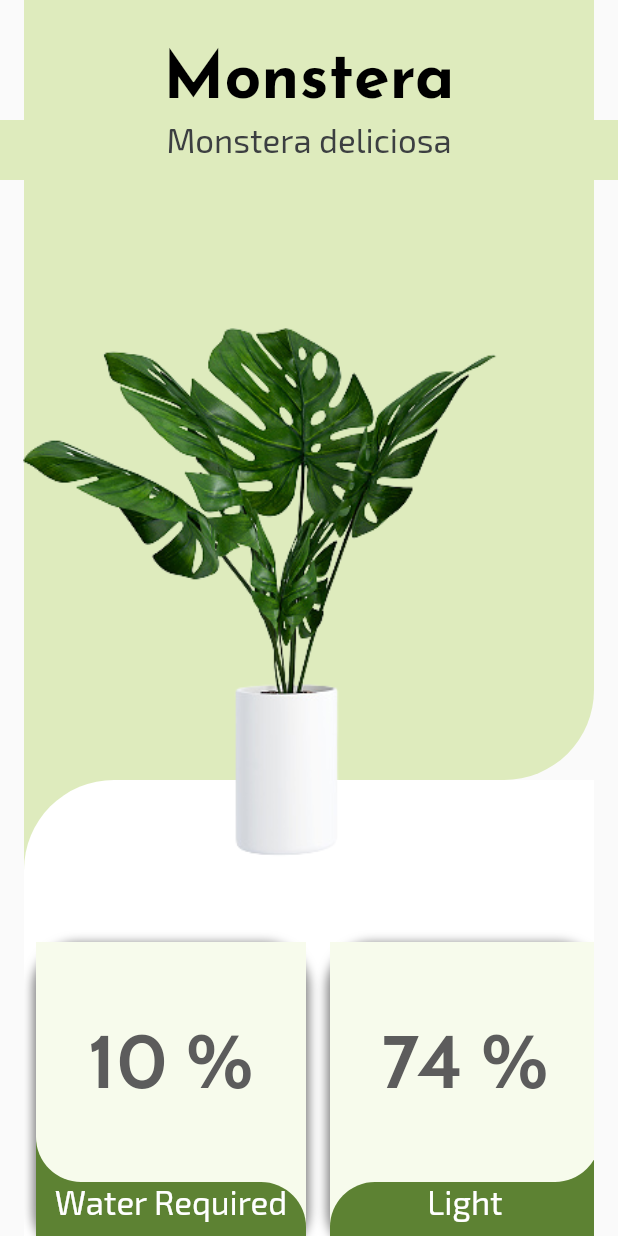
After one commit to iamendless10/floraX, a Flutter app: the PlantDetails screen opened directly, on a phone screen of 412 x 824 dp. The commit adds this screen. Run offline on Flutter 3.47's test engine with Material 2 defaults, Android fonts, the phone set to English and light mode, and no system bars; our stand-ins replace animated_text_kit, camera, flutter_spinkit, google_fonts, google_nav_bar, lottie; network calls fail.

Commit message:
plant details page

```diff
--- a/lib/beforetest.dart
+++ b/lib/beforetest.dart
@@ -1,6 +1,7 @@
 import 'package:flutter/cupertino.dart';
 import 'package:flutter/material.dart';
 import 'package:flutter_spinkit/flutter_spinkit.dart';
+import 'package:pp_template/plantdetails.dart';
 import 'package:pp_template/splash.dart';
 import 'package:lottie/lottie.dart';
 import 'package:pp_template/test.dart';
@@ -18,7 +19,7 @@ class _beforetestState extends State<beforetest> {
   void initState(){
     super.initState();
     Future.delayed(Duration(seconds: 3)).then((value){
-      Navigator.of(context).pushReplacement(CupertinoPageRoute(builder:(ctx) => const test(plant: 'banana')));
+      Navigator.of(context).pushReplacement(CupertinoPageRoute(builder:(ctx) => PlantDetails()));
     });
 
 
--- /dev/null
+++ b/lib/plantdetails.dart
@@ -0,0 +1,487 @@
+import 'package:flutter/material.dart';
+import 'package:google_fonts/google_fonts.dart';
+
+class PlantDetails extends StatelessWidget {
+  const PlantDetails({Key? key}) : super(key: key);
+
+  @override
+  Widget build(BuildContext context) {
+    return Scaffold(
+      body: SingleChildScrollView(
+        child: Stack(
+          children: <Widget>[
+            Column(
+              children: <Widget>[
+                Container(
+                  height: 30,
+                  width: 380,
+                  color: Color(0xFFDEEBBD),
+                ),
+                Container(
+                  height: 50,
+                  width: 380,
+                  // color: Color(0xFFDEEBBD),
+                  color: Color(0xFFDEEBBD),
+                  child: Column(
+                    mainAxisAlignment: MainAxisAlignment.center,
+                    crossAxisAlignment: CrossAxisAlignment.center,
+                    children: <Widget>[
+                      Text(
+                        'Monstera',
+                        textAlign: TextAlign.center,
+                        style: GoogleFonts.josefinSans(
+                          color: Color(0xFF000000),
+                          fontSize: 43,
+                          fontWeight: FontWeight.bold, // Add this line
+                        ),
+                      ),
+
+                    ],
+                  ),
+                ),
+                Container(
+                  height: 40,
+                  width: double.infinity,
+                  color: Color(0xFFDEEBBD),
+                  child: Column(
+                    children: [
+                      Text('Monstera deliciosa',textAlign: TextAlign.center,style: GoogleFonts.exo2(color: Color(0xFF3C3F41),fontSize: 22,),),
+                    ],
+                  ),
+                ),
+                Container(
+                  height: 400,
+                  width: 380,
+                  decoration: BoxDecoration(
+                    borderRadius: BorderRadius.only(
+                      bottomRight: Radius.circular(60),
+                    ),
+                    color: Color(0xFFDEEBBD),
+                  ),
+                ),
+                Container(
+                  decoration: BoxDecoration(
+                    color: Color(0xFFDEEBBD),
+                  ),
+                  child: Container(
+                    height: 100,
+                    width: 380,
+                    decoration: BoxDecoration(
+                      borderRadius: BorderRadius.only(
+                        topLeft: Radius.circular(60),
+                      ),
+                      color: Colors.white,
+                    ),
+                  ),
+                ),
+                Container(
+                  height: 220,
+                  width: 380,
+                  color: Colors.white,
+                  child: ListView(
+                    scrollDirection: Axis.horizontal,
+                    children: [
+                      Padding(
+                        padding: const EdgeInsets.all(8.0),
+                        child: Container(
+                          decoration: BoxDecoration(
+                              boxShadow: [
+                                BoxShadow(
+                                  color: Colors.black.withOpacity(0.5),
+                                  spreadRadius: 2,
+                                  blurRadius: 5,
+                                  offset: Offset(0, 3),
+                                ),
+                              ],
+                              color: Color(0xFFF7FBEC),
+                              borderRadius: BorderRadius.circular(30)),
+                          width: 180,
+                          height: 100,
+                          child: Column(
+                            mainAxisAlignment: MainAxisAlignment.center,
+                            crossAxisAlignment: CrossAxisAlignment.center,
+                            children: [
+                              Container(
+                                decoration: BoxDecoration(
+                                  color: Color(0xff5D8233),
+                                ),
+                                child: Container(
+                                  height: 160,
+                                  width: 180,
+                                  decoration: BoxDecoration(
+                                      borderRadius: BorderRadius.only(bottomLeft: Radius.circular(30)),
+                                      color: Color(0xFFF7FBEC)),
+                                  child: Center(
+                                      child: Text(
+                                    '10 %',
+                                    textAlign: TextAlign.center,
+                                    style: GoogleFonts.cabin(
+                                      color: Color(0xFF5C5C5C),
+                                      fontSize: 50,
+                                      fontWeight: FontWeight.bold,
+                                    ),
+                                  )),
+                                ),
+                              ),
+                              Container(
+                                decoration: BoxDecoration(
+                                  color: Color(0xFFF7FBEC),
+                                ),
+                                child: Container(
+                                  height: 44,
+                                  width: 370,
+                                  decoration: BoxDecoration(
+                                      borderRadius: BorderRadius.only(topRight: Radius.circular(30)),
+                                      color: Color(0xFF5D8233)),
+                                  child: Text('Water Required',textAlign: TextAlign.center,style: GoogleFonts.exo2(color: Color(0xFFFFFFFF),fontSize: 22,),),
+                                ),
+                              ),
+                            ],
+                          ),
+                        ),
+                      ),
+                      Padding(
+                        padding: const EdgeInsets.all(8.0),
+                        child: Container(
+                          decoration: BoxDecoration(
+                              boxShadow: [
+                                BoxShadow(
+                                  color: Colors.black.withOpacity(0.5),
+                                  spreadRadius: 2,
+                                  blurRadius: 5,
+                                  offset: Offset(0, 3),
+                                ),
+                              ],
+                              color: Color(0xFFF7FBEC),
+                              borderRadius: BorderRadius.circular(30)),
+                          width: 180,
+                          height: 100,
+                          child: Column(
+                            mainAxisAlignment: MainAxisAlignment.center,
+                            crossAxisAlignment: CrossAxisAlignment.center,
+                            children: [
+                              Container(
+                                decoration: BoxDecoration(
+                                  color: Color(0xff5D8233),
+                                ),
+                                child: Container(
+                                  height: 160,
+                                  width: 180,
+                                  decoration: BoxDecoration(
+                                      borderRadius: BorderRadius.only(bottomRight: Radius.circular(30)),
+                                      color: Color(0xFFF7FBEC)),
+                                  child: Center(
+                                      child: Text(
+                                        '74 %',
+                                        textAlign: TextAlign.center,
+                                        style: GoogleFonts.cabin(
+                                          color: Color(0xFF5C5C5C),
+                                          fontSize: 50,
+                                          fontWeight: FontWeight.bold,
+                                        ),
+                                      )),
+                                ),
+                              ),
+                              Container(
+                                decoration: BoxDecoration(
+                                  color: Color(0xFFF7FBEC),
+                                ),
+                                child: Container(
+                                  height: 44,
+                                  width: 370,
+                                  decoration: BoxDecoration(
+                                      borderRadius: BorderRadius.only(topLeft: Radius.circular(30)),
+                                      color: Color(0xFF5D8233)),
+                                  child: Text('Light',textAlign: TextAlign.center,style: GoogleFonts.exo2(color: Color(0xFFFFFFFF),fontSize: 22,),),
+                                ),
+                              ),
+                            ],
+                          ),
+                        ),
+                      ),
+                      Padding(
+                        padding: const EdgeInsets.all(8.0),
+                        child: Container(
+                          decoration: BoxDecoration(
+                              boxShadow: [
+                                BoxShadow(
+                                  color: Colors.black.withOpacity(0.5),
+                                  spreadRadius: 2,
+                                  blurRadius: 5,
+                                  offset: Offset(0, 3),
+                                ),
+                              ],
+                              color: Color(0xFFF7FBEC),
+                              borderRadius: BorderRadius.circular(30)),
+                          width: 180,
+                          height: 100,
+                          child: Column(
+                            mainAxisAlignment: MainAxisAlignment.center,
+                            crossAxisAlignment: CrossAxisAlignment.center,
+                            children: [
+                              Container(
+                                decoration: BoxDecoration(
+                                  color: Color(0xff5D8233),
+                                ),
+                                child: Container(
+                                  height: 160,
+                                  width: 180,
+                                  decoration: BoxDecoration(
+                                      borderRadius: BorderRadius.only(bottomLeft: Radius.circular(30)),
+                                      color: Color(0xFFF7FBEC)),
+                                  child: Center(
+                                      child: Text(
+                                        '34 .C',
+                                        textAlign: TextAlign.center,
+                                        style: GoogleFonts.cabin(
+                                          color: Color(0xFF5C5C5C),
+                                          fontSize: 50,
+                                          fontWeight: FontWeight.bold,
+                                        ),
+                                      )),
+                                ),
+                              ),
+                              Container(
+                                decoration: BoxDecoration(
+                                  color: Color(0xFFF7FBEC),
+                                ),
+                                child: Container(
+                                  height: 44,
+                                  width: 370,
+                                  decoration: BoxDecoration(
+                                      borderRadius: BorderRadius.only(topRight: Radius.circular(30)),
+                                      color: Color(0xFF5D8233)),
+                                  child: Text('Tempr.',textAlign: TextAlign.center,style: GoogleFonts.exo2(color: Color(0xFFFFFFFF),fontSize: 22,),),
+                                ),
+                              ),
+                            ],
+                          ),
+                        ),
+                      ),
+                      Padding(
+                        padding: const EdgeInsets.all(8.0),
+                        child: Container(
+                          decoration: BoxDecoration(
+                              boxShadow: [
+                                BoxShadow(
+                                  color: Colors.black.withOpacity(0.5),
+                                  spreadRadius: 2,
+                                  blurRadius: 5,
+                                  offset: Offset(0, 3),
+                                ),
+                              ],
+                              color: Color(0xFFF7FBEC),
+                              borderRadius: BorderRadius.circular(30)),
+                          width: 180,
+                          height: 100,
+                          child: Column(
+                            mainAxisAlignment: MainAxisAlignment.center,
+                            crossAxisAlignment: CrossAxisAlignment.center,
+                            children: [
+                              Container(
+                                decoration: BoxDecoration(
+                                  color: Color(0xff5D8233),
+                                ),
+                                child: Container(
+                                  height: 160,
+                                  width: 180,
+                                  decoration: BoxDecoration(
+                                      borderRadius: BorderRadius.only(bottomRight: Radius.circular(30)),
+                                      color: Color(0xFFF7FBEC)),
+                                  child: Center(
+                                      child: Text(
+                                        '19 %',
+                                        textAlign: TextAlign.center,
+                                        style: GoogleFonts.cabin(
+                                          color: Color(0xFF5C5C5C),
+                                          fontSize: 50,
+                                          fontWeight: FontWeight.bold,
+                                        ),
+                                      )),
+                                ),
+                              ),
+                              Container(
+                                decoration: BoxDecoration(
+                                  color: Color(0xFFF7FBEC),
+                                ),
+                                child: Container(
+                                  height: 44,
+                                  width: 370,
+                                  decoration: BoxDecoration(
+                                      borderRadius: BorderRadius.only(topLeft: Radius.circular(30)),
+                                      color: Color(0xFF5D8233)),
+                                  child: Text('Humidity',textAlign: TextAlign.center,style: GoogleFonts.exo2(color: Color(0xFFFFFFFF),fontSize: 22,),),
+                                ),
+                              ),
+                            ],
+                          ),
+                        ),
+                      ),
+                      Padding(
+                        padding: const EdgeInsets.all(8.0),
+                        child: Container(
+                          decoration: BoxDecoration(
+                              boxShadow: [
+                                BoxShadow(
+                                  color: Colors.black.withOpacity(0.5),
+                                  spreadRadius: 2,
+                                  blurRadius: 5,
+                                  offset: Offset(0, 3),
+                                ),
+                              ],
+                              color: Color(0xFFF7FBEC),
+                              borderRadius: BorderRadius.circular(30)),
+                          width: 180,
+                          height: 100,
+                          child: Column(
+                            mainAxisAlignment: MainAxisAlignment.center,
+                            crossAxisAlignment: CrossAxisAlignment.center,
+                            children: [
+                              Container(
+                                decoration: BoxDecoration(
+                                  color: Color(0xff5D8233),
+                                ),
+                                child: Container(
+                                  height: 160,
+                                  width: 180,
+                                  decoration: BoxDecoration(
+                                      borderRadius: BorderRadius.only(bottomLeft: Radius.circular(30)),
+                                      color: Color(0xFFF7FBEC)),
+                                  child: Center(
+                                      child: Text(
+                                        '12 %',
+                                        textAlign: TextAlign.center,
+                                        style: GoogleFonts.cabin(
+                                          color: Color(0xFF5C5C5C),
+                                          fontSize: 50,
+                                          fontWeight: FontWeight.bold,
+                                        ),
+                                      )),
+                                ),
+                              ),
+                              Container(
+                                decoration: BoxDecoration(
+                                  color: Color(0xFFF7FBEC),
+                                ),
+                                child: Container(
+                                  height: 44,
+                                  width: 370,
+                                  decoration: BoxDecoration(
+                                      borderRadius: BorderRadius.only(topRight: Radius.circular(30)),
+                                      color: Color(0xFF5D8233)),
+                                  child: Text('Fertilizer',textAlign: TextAlign.center,style: GoogleFonts.exo2(color: Color(0xFFFFFFFF),fontSize: 22,),),
+                                ),
+                              ),
+                            ],
+                          ),
+                        ),
+                      ),
+                      Padding(
+                        padding: const EdgeInsets.all(8.0),
+                        child: Container(
+                          decoration: BoxDecoration(
+                              boxShadow: [
+                                BoxShadow(
+                                  color: Colors.black.withOpacity(0.5),
+                                  spreadRadius: 2,
+                                  blurRadius: 5,
+                                  offset: Offset(0, 3),
+                                ),
+                              ],
+                              color: Color(0xFFF7FBEC),
+                              borderRadius: BorderRadius.circular(30)),
+                          width: 180,
+                          height: 100,
+                          child: Column(
+                            mainAxisAlignment: MainAxisAlignment.center,
+                            crossAxisAlignment: CrossAxisAlignment.center,
+                            children: [
+                              Container(
+                                decoration: BoxDecoration(
+                                  color: Color(0xff5D8233),
+                                ),
+                                child: Container(
+                                  height: 160,
+                                  width: 180,
+                                  decoration: BoxDecoration(
+                                      borderRadius: BorderRadius.only(bottomRight: Radius.circular(30)),
+                                      color: Color(0xFFF7FBEC)),
+                                  child: Center(
+                                      child: Text(
+                                        '2D Aprx.',
+                                        textAlign: TextAlign.center,
+                                        style: GoogleFonts.cabin(
+                                          color: Color(0xFF5C5C5C),
+                                          fontSize: 50,
+                                          fontWeight: FontWeight.bold,
+                                        ),
+                                      )),
+                                ),
+                              ),
+                              Container(
+                                decoration: BoxDecoration(
+                                  color: Color(0xFFF7FBEC),
+                                ),
+                                child: Container(
+                                  height: 44,
+                                  width: 370,
+                                  decoration: BoxDecoration(
+                                      borderRadius: BorderRadius.only(topLeft: Radius.circular(30)),
+                                      color: Color(0xFF5D8233)),
+                                  child: Text('Next Watering',textAlign: TextAlign.center,style: GoogleFonts.exo2(color: Color(0xFFFFFFFF),fontSize: 22,),),
+                                ),
+                              ),
+                            ],
+                          ),
+                        ),
+                      ),
+                      // Add more containers here
+                    ],
+                  ),
+                ),
+              ],
+            ),
+            Positioned(
+              top: 340 - 150,
+              left: 150 - 150,
+              child: Container(
+                height: 400,
+                width: 380,
+                decoration: BoxDecoration(
+                  color: Colors.transparent,
+                  image: DecorationImage(
+                    image: AssetImage('images/monstera.png'),
+                    fit: BoxFit.fill,
+                  ),
+                ),
+                // child: ListView(
+                //   scrollDirection: Axis.horizontal,
+                //   children: <Widget>[
+                //     Container(
+                //       height: 200,
+                //       width: 200,
+                //       color: Colors.blue,
+                //       margin: EdgeInsets.all(10),
+                //     ),
+                //     Container(
+                //       height: 200,
+                //       width: 200,
+                //       color: Colors.red,
+                //       margin: EdgeInsets.all(10),
+                //     ),
+                //     Container(
+                //       height: 200,
+                //       width: 200,
+                //       color: Colors.green,
+                //       margin: EdgeInsets.all(10),
+                //     ),
+                //   ],
+                // ),
+              ),
+            ),
+          ],
+        ),
+      ),
+    );
+  }
+}
```
